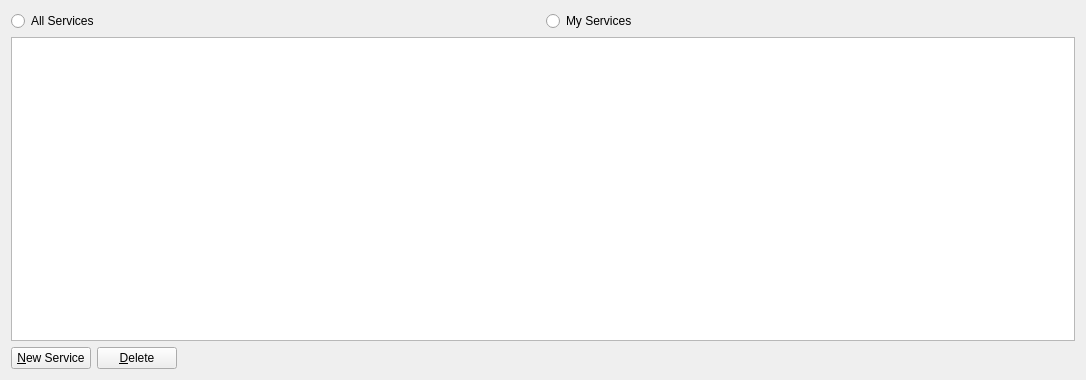
Before: the Qt Designer form src/qt/forms/servicepage.ui in smileycoin/smileyCoin, drawn with Qt 5.
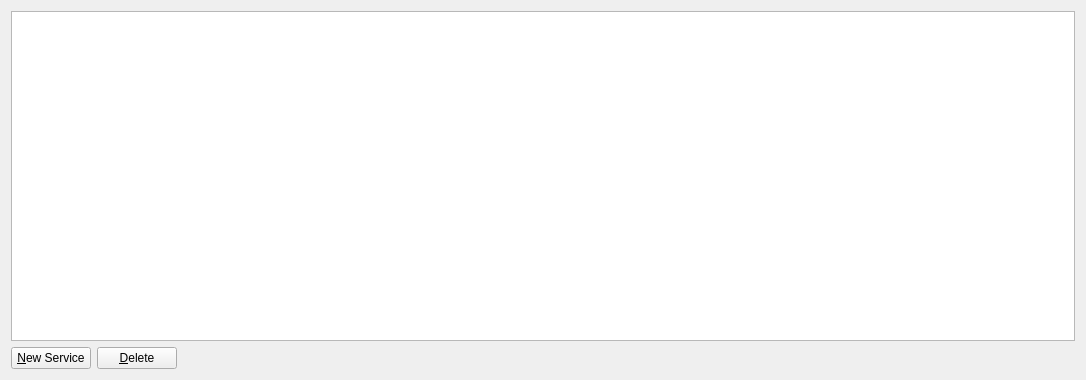
After: the same form once the commit is applied. Icons and pictures are not drawn.

Diff of the .ui file:
```diff
--- a/src/qt/forms/servicepage.ui
+++ b/src/qt/forms/servicepage.ui
@@ -14,24 +14,6 @@
             <string>Service Page</string>
         </property>
         <layout class="QVBoxLayout" name="verticalLayout">
-            <item>
-                <layout class="QHBoxLayout" name="horizontalLayout">
-                    <item>
-                        <widget class="QRadioButton" name="viewAllServices">
-                            <property name="text">
-                                <string>All Services</string>
-                            </property>
-                        </widget>
-                    </item>
-                    <item>
-                        <widget class="QRadioButton" name="viewMyServices">
-                            <property name="text">
-                                <string>My Services</string>
-                            </property>
-                        </widget>
-                    </item>
-                </layout>
-            </item>
             <item>
                 <widget class="QTableView" name="tableView">
                     <property name="font">
```
